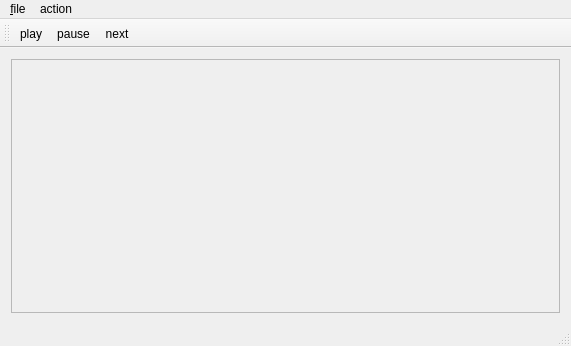
Old version of the form mainwindow.ui in the repository Tylones/AutoCell.
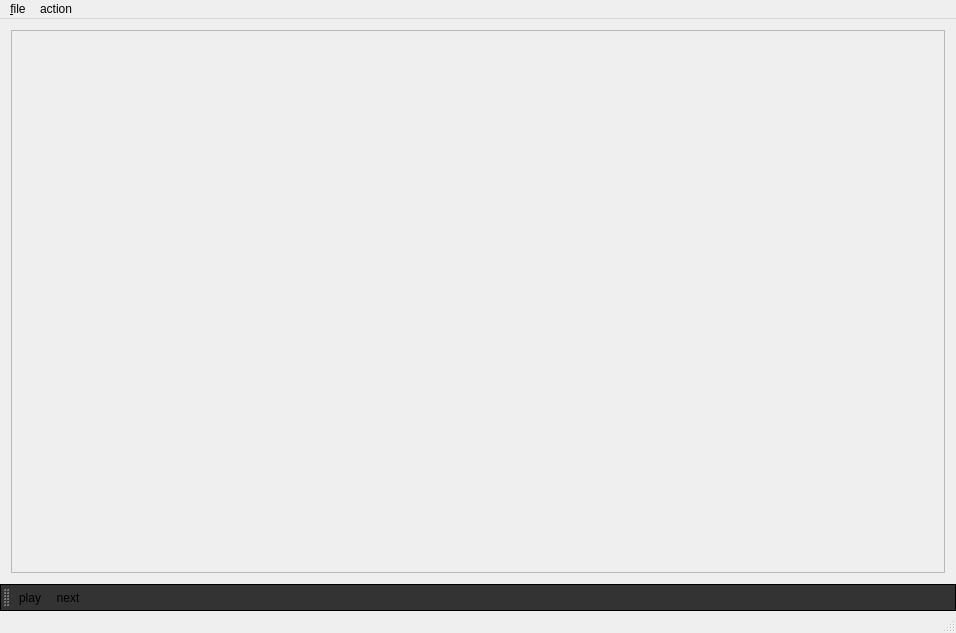
New version of the form. Icons and pictures are not drawn.

Diff of the .ui file:
```diff
--- a/mainwindow.ui
+++ b/mainwindow.ui
@@ -6,8 +6,8 @@
    <rect>
     <x>0</x>
     <y>0</y>
-    <width>571</width>
-    <height>346</height>
+    <width>956</width>
+    <height>633</height>
    </rect>
   </property>
   <property name="windowTitle">
@@ -25,8 +25,8 @@
         <rect>
          <x>0</x>
          <y>0</y>
-         <width>551</width>
-         <height>255</height>
+         <width>936</width>
+         <height>532</height>
         </rect>
        </property>
        <layout class="QGridLayout" name="gridLayout_3"/>
@@ -40,7 +40,7 @@
     <rect>
      <x>0</x>
      <y>0</y>
-     <width>571</width>
+     <width>956</width>
      <height>22</height>
     </rect>
    </property>
@@ -61,14 +61,28 @@
    <addaction name="menu_play"/>
   </widget>
   <widget class="QToolBar" name="mainToolBar">
+   <property name="acceptDrops">
+    <bool>false</bool>
+   </property>
+   <property name="autoFillBackground">
+    <bool>false</bool>
+   </property>
+   <property name="styleSheet">
+    <string notr="true">QToolBar { background-color: rgb(51, 51, 51);  border: 1px solid black;}</string>
+   </property>
+   <property name="iconSize">
+    <size>
+     <width>24</width>
+     <height>24</height>
+    </size>
+   </property>
    <attribute name="toolBarArea">
-    <enum>TopToolBarArea</enum>
+    <enum>BottomToolBarArea</enum>
    </attribute>
    <attribute name="toolBarBreak">
     <bool>true</bool>
    </attribute>
    <addaction name="actionplay"/>
-   <addaction name="actionpause"/>
    <addaction name="actionnext"/>
   </widget>
   <widget class="QStatusBar" name="statusBar"/>
```
Left out of the diff: 19 changed lines with no effect on the pictures.
